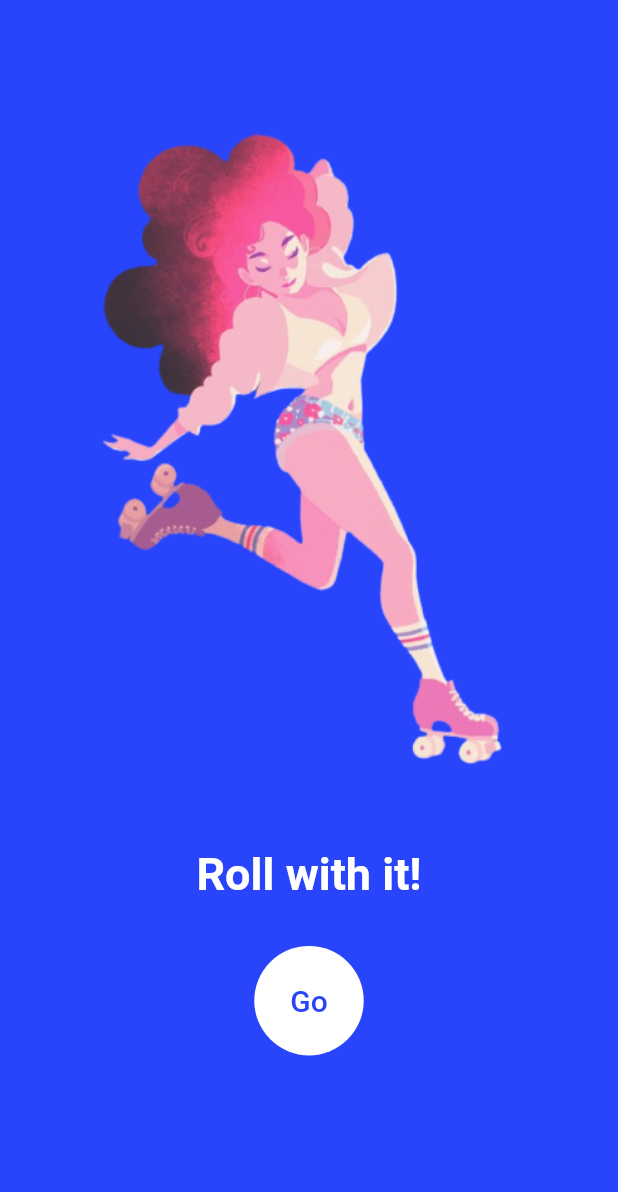
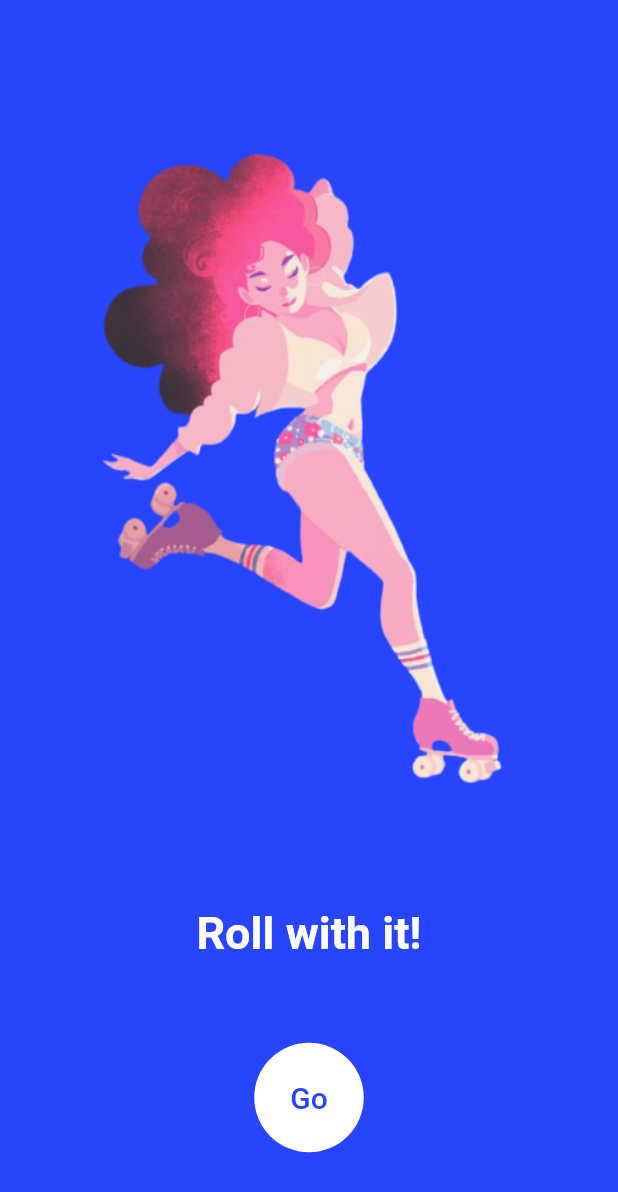
Before and after one commit to HeySreelal/Roller-Skating-UI, a Flutter app: the screen it shows after launch, on a phone screen of 412 x 824 dp. Shown: the top 1192 px of the screen. Run offline on Flutter 3.47's test engine with Material 2 defaults, Android fonts, the light colour scheme and no system bars.

Commit message:
Let's roll! 🛹

```diff
--- a/lib/main.dart
+++ b/lib/main.dart
@@ -1,5 +1,6 @@
 import 'package:flutter/material.dart';
 import 'package:roller_skating/screens/welcome.dart';
+import 'package:roller_skating/utils/theme.dart';
 
 void main() {
   runApp(const MyApp());
@@ -11,10 +12,8 @@ class MyApp extends StatelessWidget {
   @override
   Widget build(BuildContext context) {
     return MaterialApp(
-      title: 'Flutter Demo',
-      theme: ThemeData(
-        primarySwatch: Colors.blue,
-      ),
+      title: 'Roller Skating',
+      theme: SkatingTheme.theme,
       home: const GetStarted(),
     );
   }
--- a/lib/screens/welcome.dart
+++ b/lib/screens/welcome.dart
@@ -1,5 +1,6 @@
 import 'package:flutter/material.dart';
 import 'package:roller_skating/utils/theme.dart';
+import 'package:roller_skating/widgets/go_button.dart';
 
 class GetStarted extends StatelessWidget {
   const GetStarted({Key? key}) : super(key: key);
@@ -10,6 +11,7 @@ class GetStarted extends StatelessWidget {
       backgroundColor: SkatingTheme.primaryColor,
       body: Center(
         child: Column(
+          mainAxisAlignment: MainAxisAlignment.spaceEvenly,
           children: [
             Image.asset(
               "images/skating.png",
@@ -25,41 +27,11 @@ class GetStarted extends StatelessWidget {
               ),
             ),
             const SizedBox(height: 30),
-            const GoButton()
+            const GoButton(),
+            const SizedBox(height: 30),
           ],
         ),
       ),
     );
   }
 }
-
-class GoButton extends StatelessWidget {
-  const GoButton({
-    Key? key,
-  }) : super(key: key);
-
-  @override
-  Widget build(BuildContext context) {
-    return TextButton(
-      onPressed: () {},
-      child: const Text(
-        "Go",
-        style: TextStyle(fontSize: 20),
-      ),
-      style: ButtonStyle(
-        backgroundColor: MaterialStateProperty.resolveWith(
-          (states) => SkatingTheme.white,
-        ),
-        foregroundColor: MaterialStateProperty.resolveWith(
-          (states) => SkatingTheme.primaryColor,
-        ),
-        shape: MaterialStateProperty.resolveWith(
-          (states) => const CircleBorder(),
-        ),
-        padding: MaterialStateProperty.resolveWith(
-          (states) => const EdgeInsets.all(25),
-        ),
-      ),
-    );
-  }
-}
--- a/lib/utils/theme.dart
+++ b/lib/utils/theme.dart
@@ -2,5 +2,23 @@ import 'package:flutter/material.dart';
 
 class SkatingTheme {
   static const Color primaryColor = Color(0xFF2845FB);
+  static const Color purple = Color(0xFF5D64B2);
+  static const Color orange = Color(0xFFD17D5B);
   static const Color white = Colors.white;
+  static const Color black = Colors.black;
+
+  static ThemeData get theme => ThemeData(
+        primaryColor: primaryColor,
+        colorScheme: const ColorScheme.light(
+          primary: primaryColor,
+          onPrimary: black,
+        ),
+        appBarTheme: const AppBarTheme(
+          backgroundColor: Colors.transparent,
+          elevation: 0,
+        ),
+        iconTheme: const IconThemeData(
+          color: black,
+        ),
+      );
 }
--- /dev/null
+++ b/lib/widgets/go_button.dart
@@ -0,0 +1,37 @@
+import 'package:flutter/material.dart';
+import 'package:roller_skating/screens/home.dart';
+import 'package:roller_skating/utils/slide.dart';
+import 'package:roller_skating/utils/theme.dart';
+
+class GoButton extends StatelessWidget {
+  const GoButton({
+    Key? key,
+  }) : super(key: key);
+
+  @override
+  Widget build(BuildContext context) {
+    return TextButton(
+      onPressed: () {
+        Navigator.pushReplacement(context, slidingRoute(const Home()));
+      },
+      child: const Text(
+        "Go",
+        style: TextStyle(fontSize: 20),
+      ),
+      style: ButtonStyle(
+        backgroundColor: MaterialStateProperty.resolveWith(
+          (states) => SkatingTheme.white,
+        ),
+        foregroundColor: MaterialStateProperty.resolveWith(
+          (states) => SkatingTheme.primaryColor,
+        ),
+        shape: MaterialStateProperty.resolveWith(
+          (states) => const CircleBorder(),
+        ),
+        padding: MaterialStateProperty.resolveWith(
+          (states) => const EdgeInsets.all(25),
+        ),
+      ),
+    );
+  }
+}
```
Also changed, not shown: lib/models/skater.dart (added, +31 -0 lines), lib/screens/home.dart (+64 -1 lines), lib/utils/slide.dart (added, +19 -0 lines), lib/widgets/icon_button.dart (added, +26 -0 lines), lib/widgets/rent_card.dart (added, +53 -0 lines), images/menu.png (added), images/shoe1.png (added), images/shoe2.png (added), images/stacy.jpg (added).
